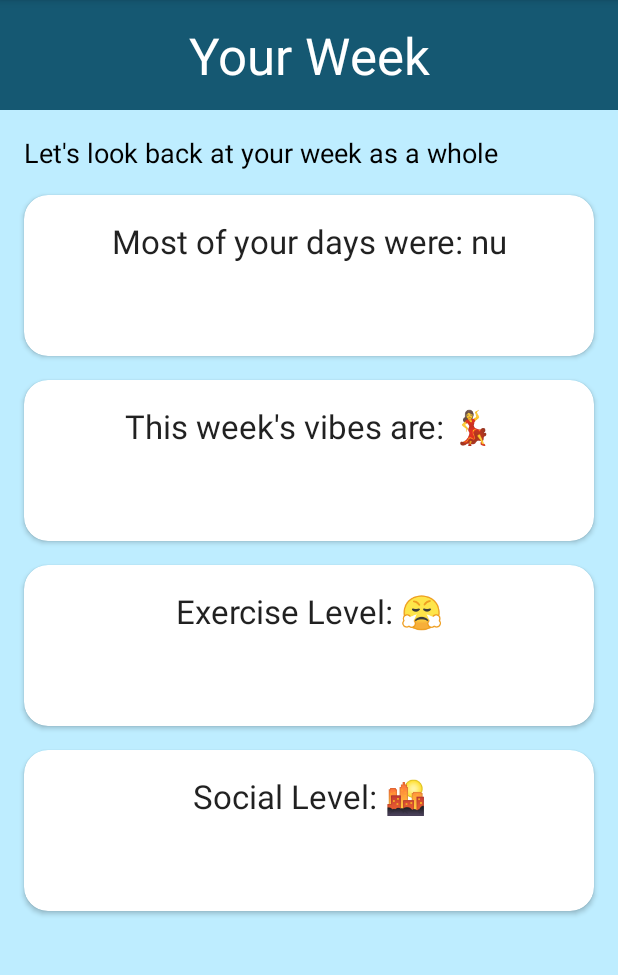
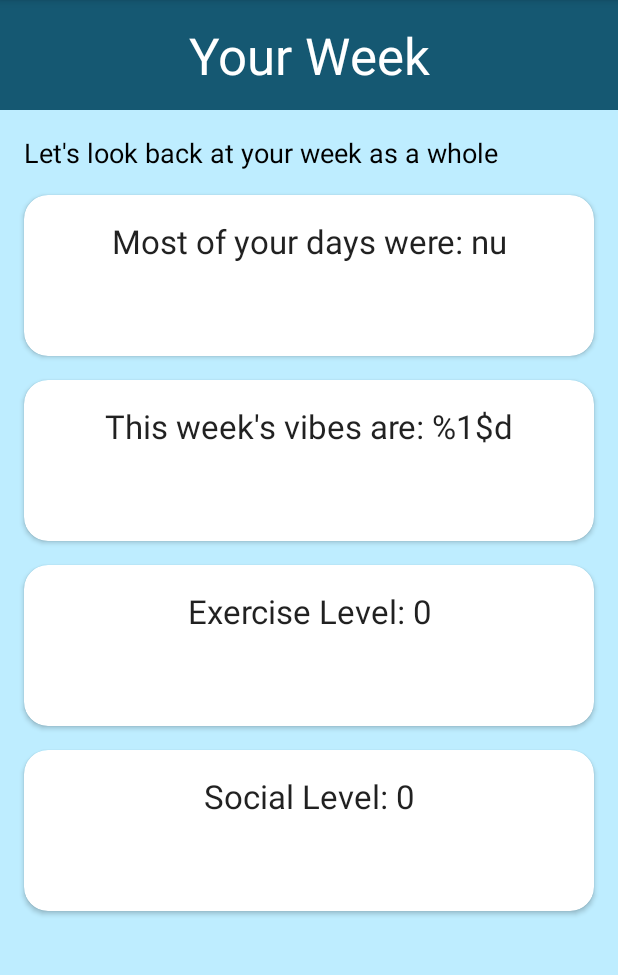
Before and after one commit to seanaujong/Moo-d, an Android app: the MoodAggregateFragment screen opened through its navigation route, on a phone screen of 412 x 824 dp, the part 84-1059 px from its top. Run offline under Robolectric (Android 15) with nearby library versions, the phone set to English and light mode, and no system bars; our stand-ins replace Room's generated code, data binding, navigation-ui; 1 statement that could not run was skipped.

Commit message:
more metrics

```diff
--- a/app/src/main/java/com/smhvincent/moo_d/database/MoodDatabaseDao.kt
+++ b/app/src/main/java/com/smhvincent/moo_d/database/MoodDatabaseDao.kt
@@ -34,4 +34,7 @@ interface MoodDatabaseDao {
 
     @Query("SELECT COUNT(notes) FROM mood_table WHERE notes LIKE '%exercise%'")
     suspend fun getExerciseCount(): Long
+
+    @Query("SELECT COUNT(notes) FROM mood_table WHERE notes LIKE '%fun%'")
+    suspend fun getFunCount(): Long
 }
--- a/app/src/main/java/com/smhvincent/moo_d/moodaggregate/MoodAggregateFragment.kt
+++ b/app/src/main/java/com/smhvincent/moo_d/moodaggregate/MoodAggregateFragment.kt
@@ -9,6 +9,7 @@ import androidx.lifecycle.ViewModelProvider
 import com.smhvincent.moo_d.R
 import com.smhvincent.moo_d.database.MoodDatabase
 import com.smhvincent.moo_d.databinding.FragmentMoodAggregateBinding
+import kotlin.math.ceil
 
 /**
  * A simple [Fragment] subclass as the second destination in the navigation.
@@ -33,6 +34,19 @@ class MoodAggregateFragment : Fragment() {
 
         moodAggregateViewModel.average.observe(viewLifecycleOwner) { average ->
             binding.firstAggregationTv.text = getString(R.string.first_aggregation_message, average)
+            binding.secondAggregationTv.text = getString(
+                R.string.second_aggregation_message,
+                ceil(average).toLong()
+            )
+        }
+
+        moodAggregateViewModel.exercise.observe(viewLifecycleOwner) { exercise ->
+            binding.thirdAggregationTv.text =
+                getString(R.string.third_aggregation_message, exercise)
+        }
+
+        moodAggregateViewModel.func.observe(viewLifecycleOwner) { func ->
+            binding.fourthAggregationTv.text = getString(R.string.fourth_aggregation_message, func)
         }
 
         return binding.root
--- a/app/src/main/java/com/smhvincent/moo_d/moodaggregate/MoodAggregateViewModel.kt
+++ b/app/src/main/java/com/smhvincent/moo_d/moodaggregate/MoodAggregateViewModel.kt
@@ -19,10 +19,15 @@ class MoodAggregateViewModel(
     val exercise: LiveData<Long>
         get() = _exercise
 
+    private var _func = MutableLiveData<Long>()
+    val func: LiveData<Long>
+        get() = _func
+
     init {
         viewModelScope.launch {
             _average.value = database.getRatingAverage()
             _exercise.value = database.getExerciseCount()
+            _func.value = database.getFunCount()
         }
     }
 }
--- a/app/src/main/res/layout/fragment_mood_aggregate.xml
+++ b/app/src/main/res/layout/fragment_mood_aggregate.xml
@@ -77,6 +77,7 @@
             app:layout_constraintTop_toBottomOf="@id/first_aggregation">
 
             <TextView
+                android:id="@+id/second_aggregation_tv"
                 android:layout_width="match_parent"
                 android:layout_height="75dp"
                 android:layout_margin="16dp"
@@ -95,6 +96,7 @@
             app:layout_constraintTop_toBottomOf="@id/second_aggregation">
 
             <TextView
+                android:id="@+id/third_aggregation_tv"
                 android:layout_width="match_parent"
                 android:layout_height="75dp"
                 android:layout_margin="16dp"
@@ -113,6 +115,7 @@
             app:layout_constraintTop_toBottomOf="@id/third_aggregation">
 
             <TextView
+                android:id="@+id/fourth_aggregation_tv"
                 android:layout_width="match_parent"
                 android:layout_height="75dp"
                 android:layout_margin="16dp"
--- a/app/src/main/res/values/strings.xml
+++ b/app/src/main/res/values/strings.xml
@@ -3,9 +3,9 @@
 
     <string name="user_aggregate_message">Let\'s look back at your week as a whole</string>
     <string name="first_aggregation_message">Most of your days were: %1$.2f</string>
-    <string name="second_aggregation_message">This week\'s vibes are: &#128131;</string>
-    <string name="third_aggregation_message">Exercise Level: &#128548;</string>
-    <string name="fourth_aggregation_message">Social Level: &#127751;</string>
+    <string name="second_aggregation_message">This week\'s vibes are: %1$d</string>
+    <string name="third_aggregation_message">Exercise Level: %1$d</string>
+    <string name="fourth_aggregation_message">Social Level: %1$d</string>
     <string name="user_aggregation_label">Your Week</string>
     <string name="create_new_entry">Create new entry</string>
     <string name="action_notify_short">Remind me in 5 seconds</string>
```
Also changed, not shown: 1 other file.
